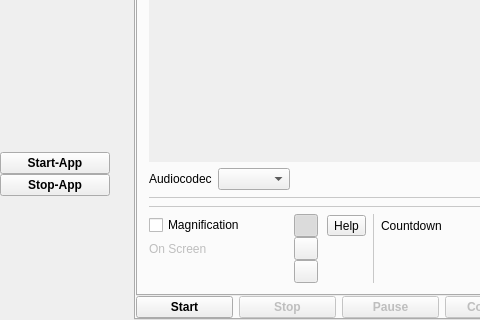
This is src/formMainWindow.ui in rusbomber/vokoscreenNG as Qt 5 draws it before an edit; both pictures show x 0 to 480 and y 240 to 560 of the 897 by 560 pixel window. The edited form follows.
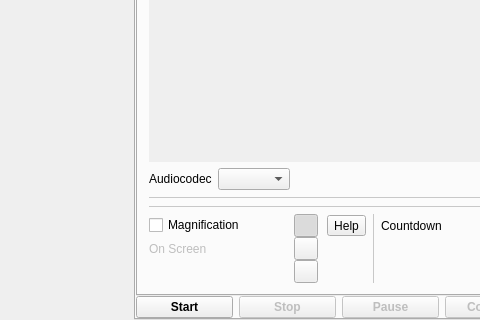
This is the edited form. Icons and pictures are not drawn.

Commit message: unused arguments removed

```diff
--- a/src/formMainWindow.ui
+++ b/src/formMainWindow.ui
@@ -290,33 +290,6 @@
          </property>
         </widget>
        </item>
-       <item>
-        <widget class="QPushButton" name="pushButtonStartAppsrc">
-         <property name="font">
-          <font>
-           <bold>true</bold>
-          </font>
-         </property>
-         <property name="toolTip">
-          <string notr="true"/>
-         </property>
-         <property name="text">
-          <string notr="true">Start-App</string>
-         </property>
-        </widget>
-       </item>
-       <item>
-        <widget class="QPushButton" name="pushButtonStopAppsrc">
-         <property name="font">
-          <font>
-           <bold>true</bold>
-          </font>
-         </property>
-         <property name="text">
-          <string notr="true">Stop-App</string>
-         </property>
-        </widget>
-       </item>
        <item>
         <spacer name="verticalSpacer_16">
          <property name="orientation">
```
The commit also changes 2 other files.
